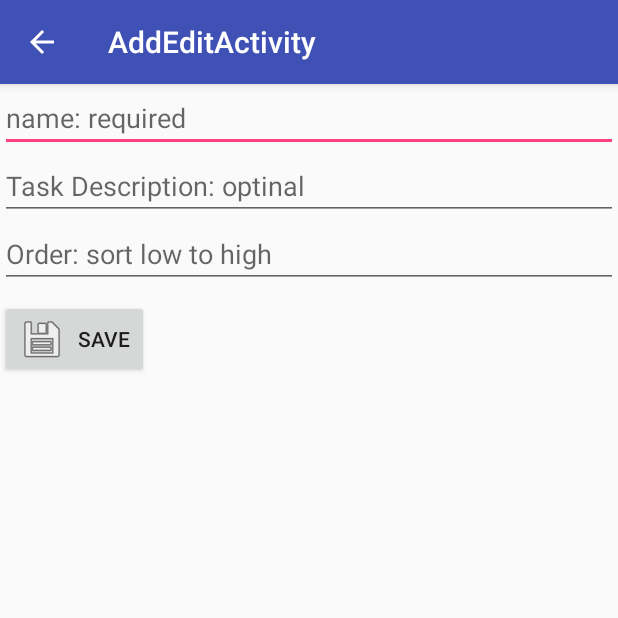
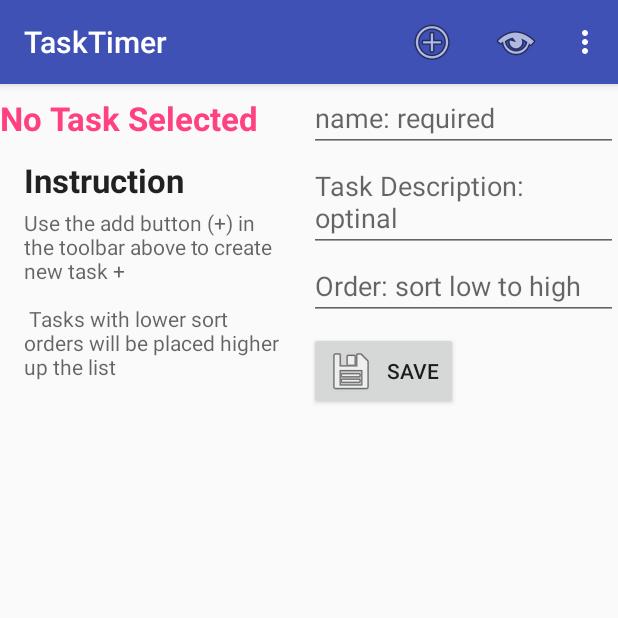
Before and after one commit to moodi1999/TaskTimer, an Android app: the screen it shows after launch (AddEditActivity before the commit, MainActivity after it), after a tap on "Add Task", on a phone screen of 412 x 824 dp, the top half of it. Run offline under Robolectric (Android 15) with nearby library versions, the phone set to English and light mode, and no system bars; 3 statements that could not run were skipped.

Commit message:
having a crash

```diff
--- a/app/src/main/java/com/example/ahmadreza/tasktimer/MainActivity.kt
+++ b/app/src/main/java/com/example/ahmadreza/tasktimer/MainActivity.kt
@@ -2,6 +2,7 @@ package com.example.ahmadreza.tasktimer
 
 import android.annotation.SuppressLint
 import android.content.Intent
+import android.content.res.Configuration
 import android.net.Uri
 import android.os.Bundle
 import android.support.v4.app.Fragment
@@ -10,6 +11,7 @@ import android.support.v7.app.AppCompatActivity
 import android.util.Log
 import android.view.Menu
 import android.view.MenuItem
+import android.view.View
 import android.widget.FrameLayout
 import android.widget.TextView
 import android.widget.Toast
@@ -44,10 +46,39 @@ class MainActivity : AppCompatActivity()
         setContentView(R.layout.activity_main)
         setSupportActionBar(toolbar)
 
-        if (findViewById<FrameLayout>(R.id.task_detail_container) != null) {
+    /*    if (findViewById<FrameLayout>(R.id.task_detail_container) != null) {
             // the datail conteiner view will be peresent only in large screen layouts (res/values-sw600dp).
             // If this peresent, then activity shoulb be in two pane mode
             mTwoPane = true
+        }*/
+
+        //mTwoPane = (resources.configuration.orientation == Configuration.ORIENTATION_LANDSCAPE)
+        mTwoPane = false
+        Log.i(TAG, "onCreate: TwoPane is $mTwoPane ")
+
+        val manager = supportFragmentManager
+        //If the AddeditActivity fragment exist , we are editing
+        val editing = fragmentManager.findFragmentById(R.id.task_detail_container) != null
+        Log.i(TAG, "onCreate: editing is $editing")
+
+        // we need references to the contaners m so we can show or hide them as necessary
+        // no need to cast them as we'r only calling a method that's available for all views
+        val addEditLayout = findViewById<View>(R.id.task_detail_container)
+        val main = findViewById<View>(R.id.fragment)
+
+        if (mTwoPane) {
+            Log.i(TAG, "onCreate: twoPane mode")
+            main.visibility = View.VISIBLE
+            addEditLayout.visibility = View.VISIBLE
+        }else if (editing){
+            Log.i(TAG, "onCreate: single pane editing ")
+            //hide the left hand fragment , to make room for editing
+            main.visibility = View.GONE
+        }else{
+            Log.i(TAG, "onCreate: not editing")
+            //show left hand fragment
+            main.visibility = View.VISIBLE
+            addEditLayout.visibility = View.GONE
         }
     }
 
@@ -84,7 +115,6 @@ class MainActivity : AppCompatActivity()
         builder.setIcon(R.mipmap.ic_launcher)
         builder.setView(messageView)
         builder.setPositiveButton(R.string.ok) { dialog, which ->
-            //Log.i(TAG, "showAboutDialog: enteering meessage view.click showing = ${mDialog?.isShowing}")
             if (mDialog != null && mDialog!!.isShowing) {
                 mDialog?.dismiss()
             }
@@ -114,8 +144,7 @@ class MainActivity : AppCompatActivity()
 
     private fun taskEditRequest(task: Task?) {
         Log.i("MainActivity", "taskEditRequest: Start")
-        if (mTwoPane) {
-            Log.i("MainActivity", "taskEditRequest: in twopane mode")
+            Log.i("MainActivity", "taskEditRequest: in wopane mode")
             val fragment = AddEditActivityFragment()
 
             val arguments = Bundle()
@@ -125,18 +154,15 @@ class MainActivity : AppCompatActivity()
             supportFragmentManager.beginTransaction()
                     .replace(R.id.task_detail_container, fragment)
                     .commit()
-        } else {
+        if (!mTwoPane) {
             Log.i("MainActivity", "taskEditRequest: not twopane mode (phone)")
-            val detailIntent = Intent(this, AddEditActivity::class.java)
-            if (task != null) {
-                detailIntent.putExtra(Task::class.java.simpleName, task)
-                startActivity(detailIntent)
-            }else{
-                // adding a new task
-                startActivity(detailIntent)
-            }
-
+            //hide the left hand fragment
+            val addEditLayout = findViewById<View>(R.id.task_detail_container)
+            val main = findViewById<View>(R.id.fragment)
+            main.visibility = View.GONE
+            addEditLayout.visibility = View.VISIBLE
         }
+        Log.i(TAG, "taskEditRequest :::: FINISHED")
     }
 
     override fun onEditClick(task: Task) {
@@ -163,6 +189,13 @@ class MainActivity : AppCompatActivity()
             supportFragmentManager.beginTransaction()
                     .remove(fragment)
                     .commit()
+        }
+        val addEditLayout = findViewById<View>(R.id.task_detail_container)
+        val main = findViewById<View>(R.id.fragment)
+        if (!mTwoPane){
+            //we've just removed the editing fragment so hide the frame
+            addEditLayout.visibility = View.GONE
+            main.visibility = View.VISIBLE
         }
     }
 
--- a/app/src/main/res/layout/content_main.xml
+++ b/app/src/main/res/layout/content_main.xml
@@ -1,9 +1,26 @@
-<fragment xmlns:android="http://schemas.android.com/apk/res/android"
+<?xml version="1.0" encoding="utf-8"?>
+<LinearLayout xmlns:android="http://schemas.android.com/apk/res/android"
     xmlns:app="http://schemas.android.com/apk/res-auto"
     xmlns:tools="http://schemas.android.com/tools"
-    android:id="@+id/fragment"
-    android:name="com.example.ahmadreza.tasktimer.MainActivityFragment"
     android:layout_width="match_parent"
     android:layout_height="match_parent"
-    app:layout_behavior="@string/appbar_scrolling_view_behavior"
-    tools:layout="@layout/fragment_main" />
+    android:weightSum="2"
+    app:layout_behavior="@string/appbar_scrolling_view_behavior">
+
+    <fragment
+        android:id="@+id/fragment2"
+        android:name="com.example.ahmadreza.tasktimer.MainActivityFragment"
+        android:layout_width="match_parent"
+        android:layout_height="match_parent"
+        android:layout_weight="1"
+        tools:layout="@layout/fragment_main"
+        tools:layout_editor_absoluteY="8dp" />
+
+    <FrameLayout
+        android:id="@+id/task_detail_container"
+        android:layout_width="match_parent"
+        android:layout_height="match_parent"
+        android:layout_weight="1">
+
+    </FrameLayout>
+</LinearLayout>
```
Also changed, not shown: app/src/main/res/layout-land/content_main.xml (deleted, +0 -26 lines).
